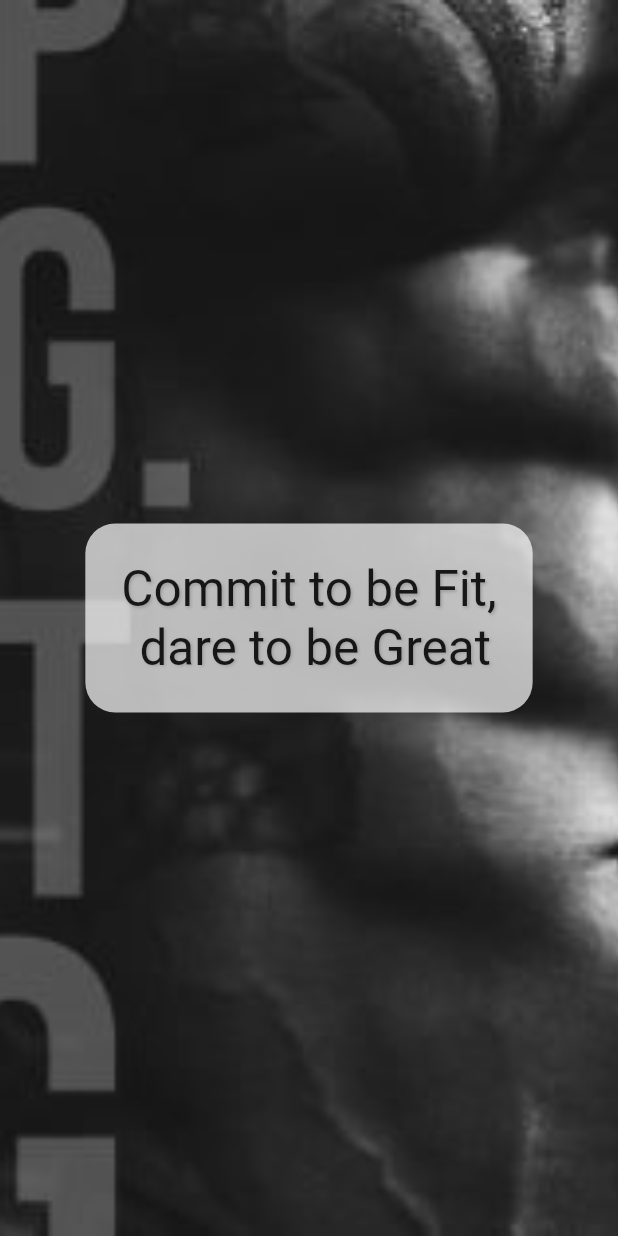
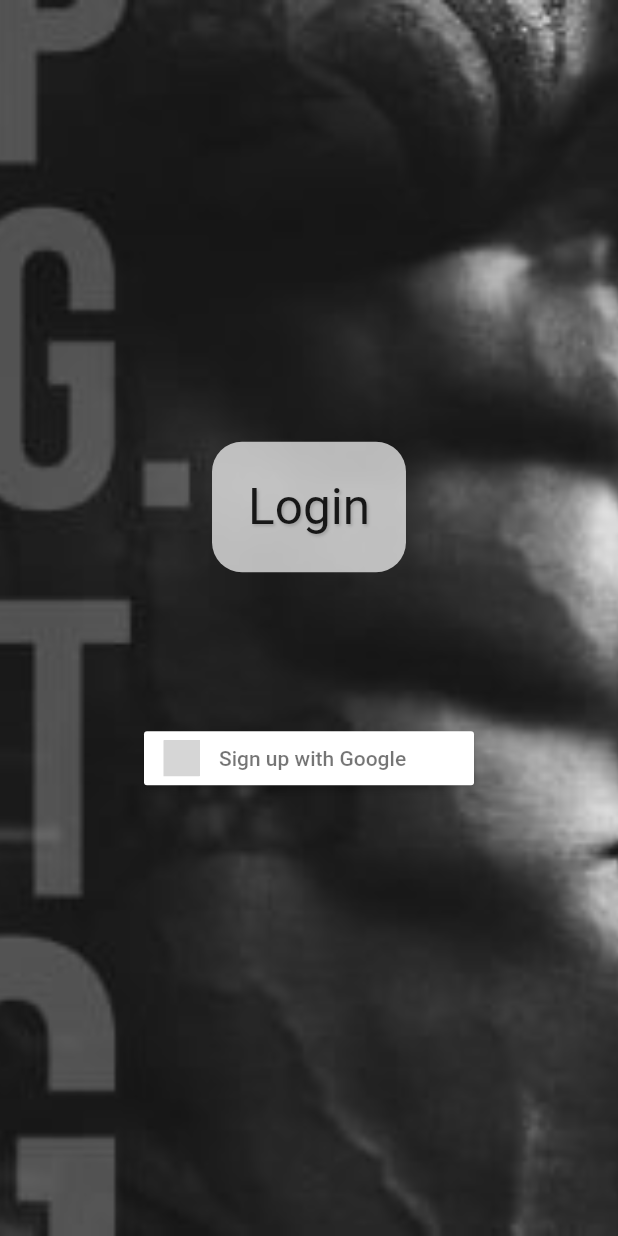
Before and after one commit to Mathitos/Get-Ripped-App, a Flutter app: the first screen one second after launch, on a phone screen of 412 x 824 dp. Run offline on Flutter 3.47's test engine with Material 2 defaults, Android fonts, the phone set to English and light mode, and no system bars; our stand-ins replace firebase_auth, firebase_core, flutter_signin_button, google_sign_in; accounts and stored records are empty; grey boxes are pictures that could not be loaded.

Commit message:
add login with google button

```diff
--- /dev/null
+++ b/lib/screens/login_screen.dart
@@ -0,0 +1,69 @@
+// ignore_for_file: unused_local_variable
+
+import 'package:flutter/material.dart';
+import 'package:firebase_auth/firebase_auth.dart';
+import 'package:google_sign_in/google_sign_in.dart';
+
+import 'package:flutter_signin_button/flutter_signin_button.dart';
+
+class LoginScreen extends StatelessWidget {
+  const LoginScreen({Key? key}) : super(key: key);
+
+  Future<void> signInWithGoogle() async {
+    // Trigger the authentication flow
+    final GoogleSignInAccount? googleUser = await GoogleSignIn().signIn();
+
+    // Obtain the auth details from the request
+    final GoogleSignInAuthentication? googleAuth =
+        await googleUser?.authentication;
+
+    // Create a new credential
+    final credential = GoogleAuthProvider.credential(
+      accessToken: googleAuth?.accessToken,
+      idToken: googleAuth?.idToken,
+    );
+
+    // Once signed in, return the UserCredential
+    await FirebaseAuth.instance.signInWithCredential(credential);
+  }
+
+  @override
+  Widget build(BuildContext context) {
+    return Scaffold(
+        body: Container(
+            decoration: BoxDecoration(
+                image: DecorationImage(
+              image: AssetImage('assets/splash.jpeg'),
+              fit: BoxFit.fitHeight,
+            )),
+            child: Center(
+                child: Column(
+                    mainAxisAlignment: MainAxisAlignment.center,
+                    crossAxisAlignment: CrossAxisAlignment.center,
+                    children: [
+                  Container(
+                    padding: EdgeInsets.all(24),
+                    decoration: BoxDecoration(
+                      borderRadius: BorderRadius.all(Radius.circular(20)),
+                      color: Colors.white70,
+                    ),
+                    child: Text(
+                      'Login',
+                      textAlign: TextAlign.center,
+                      style: TextStyle(fontSize: 33, shadows: const [
+                        Shadow(
+                            offset: Offset(1.0, 1.0),
+                            blurRadius: 2.0,
+                            color: Colors.grey)
+                      ]),
+                    ),
+                  ),
+                  SizedBox(height: 100),
+                  SignInButton(
+                    Buttons.Google,
+                    text: "Sign up with Google",
+                    onPressed: signInWithGoogle,
+                  )
+                ]))));
+  }
+}
--- /dev/null
+++ b/lib/screens/something_went_wrong_screen.dart
@@ -0,0 +1,10 @@
+import 'package:flutter/material.dart';
+
+class SomethingWentWrongScreen extends StatelessWidget {
+  const SomethingWentWrongScreen({Key? key}) : super(key: key);
+
+  @override
+  Widget build(BuildContext context) {
+    return Text('Something went wrong');
+  }
+}
--- a/lib/screens/splash_screen.dart
+++ b/lib/screens/splash_screen.dart
@@ -1,17 +1,23 @@
 import 'package:flutter/material.dart';
-import 'dart:async';
+import 'package:get_ripped/screens/something_went_wrong_screen.dart';
 
-import 'package:get_ripped/screens/main_screen.dart';
+import 'login_screen.dart';
+import 'package:firebase_core/firebase_core.dart';
 
 class SplashScreen extends StatelessWidget {
   const SplashScreen({Key? key}) : super(key: key);
 
   @override
   Widget build(BuildContext context) {
-    Timer(Duration(seconds: 2), () {
-      Navigator.push(context, MaterialPageRoute(builder: (_) => MainScreen()));
-    });
-
+    return FutureBuilder(
+        future: Firebase.initializeApp(),
+        builder: ((context, snapshot) {
+          if (snapshot.hasError) {
+            return SomethingWentWrongScreen();
+          }
+          if (snapshot.connectionState == ConnectionState.done) {
+            return LoginScreen();
+          }
           return Scaffold(
               body: Container(
             decoration: BoxDecoration(
@@ -27,7 +33,7 @@ class SplashScreen extends StatelessWidget {
                     color: Colors.white70,
                   ),
                   child: Text(
-              'Commit to be Fit,\n dare to be Great',
+                    'Splash Screen',
                     textAlign: TextAlign.center,
                     style: TextStyle(fontSize: 33, shadows: const [
                       Shadow(
@@ -38,5 +44,6 @@ class SplashScreen extends StatelessWidget {
                   )),
             ),
           ));
+        }));
   }
 }
```
Also changed, not shown: pubspec.yaml (+10 -0 lines), pubspec.lock, 2 other files. Lines whose indentation alone changed are shown as unchanged.
